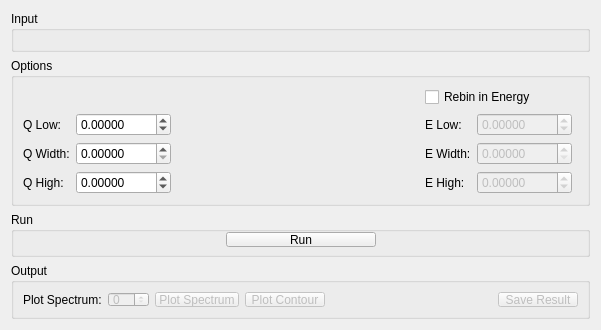
This is qt/scientific_interfaces/Indirect/IndirectSqw.ui in mantidproject/mantid as Qt 5 draws it before an edit. The edited form follows.
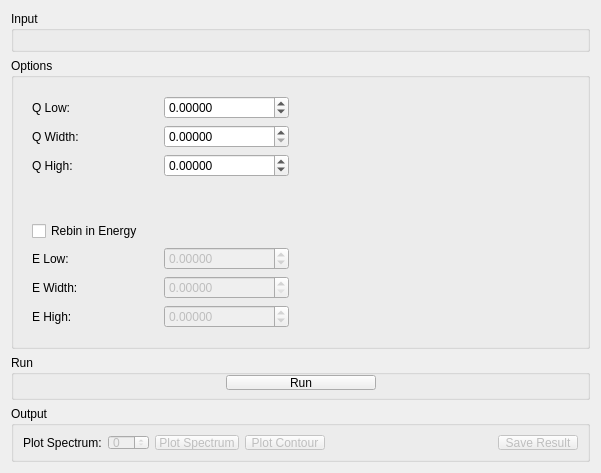
This is the edited form. Custom widgets are drawn as their Qt base class.

Commit message: Refs #24458. Rearrange Sqw tab

What changed in the file:
```diff
--- a/qt/scientific_interfaces/Indirect/IndirectSqw.ui
+++ b/qt/scientific_interfaces/Indirect/IndirectSqw.ui
@@ -7,7 +7,7 @@
     <x>0</x>
     <y>0</y>
     <width>601</width>
-    <height>303</height>
+    <height>457</height>
    </rect>
   </property>
   <property name="minimumSize">
@@ -69,11 +69,24 @@
      <property name="title">
       <string>Options</string>
      </property>
-     <layout class="QVBoxLayout" name="verticalLayout_7">
+     <layout class="QHBoxLayout" name="horizontalLayout_3">
       <item>
-       <layout class="QGridLayout" name="loOptions" columnstretch="0,0,0,0,0,0">
-        <item row="1" column="4">
-         <widget class="QDoubleSpinBox" name="spELow">
+       <layout class="QGridLayout" name="loOptions" columnstretch="0,0,0,0,0">
+        <property name="spacing">
+         <number>6</number>
+        </property>
+        <item row="5" column="0">
+         <widget class="QFrame" name="fEValues">
+          <layout class="QGridLayout" name="gridLayout_2">
+           <item row="0" column="0" rowspan="2" colspan="2">
+            <widget class="QCheckBox" name="ckRebinInEnergy">
+             <property name="text">
+              <string>Rebin in Energy</string>
+             </property>
+            </widget>
+           </item>
+           <item row="3" column="1">
+            <widget class="QDoubleSpinBox" name="spEWidth">
           <property name="enabled">
            <bool>false</bool>
           </property>
@@ -93,7 +106,7 @@
            <number>5</number>
           </property>
           <property name="minimum">
-           <double>-1000.000000000000000</double>
+              <double>0.000000000000000</double>
           </property>
           <property name="maximum">
            <double>1000.000000000000000</double>
@@ -103,7 +116,7 @@
           </property>
          </widget>
         </item>
-        <item row="2" column="3">
+           <item row="3" column="0">
          <widget class="QLabel" name="lbEWidth">
           <property name="enabled">
            <bool>true</bool>
@@ -125,21 +138,8 @@
           </property>
          </widget>
         </item>
-        <item row="2" column="0">
-         <widget class="QLabel" name="lbQWidth">
-          <property name="minimumSize">
-           <size>
-            <width>43</width>
-            <height>0</height>
-           </size>
-          </property>
-          <property name="text">
-           <string>Q Width:</string>
-          </property>
-         </widget>
-        </item>
-        <item row="3" column="4">
-         <widget class="QDoubleSpinBox" name="spEHigh">
+           <item row="2" column="1">
+            <widget class="QDoubleSpinBox" name="spELow">
           <property name="enabled">
            <bool>false</bool>
           </property>
@@ -169,7 +169,23 @@
           </property>
          </widget>
         </item>
-        <item row="3" column="3">
+           <item row="2" column="0">
+            <widget class="QLabel" name="lbELow">
+             <property name="enabled">
+              <bool>true</bool>
+             </property>
+             <property name="minimumSize">
+              <size>
+               <width>43</width>
+               <height>0</height>
+              </size>
+             </property>
+             <property name="text">
+              <string>E Low:</string>
+             </property>
+            </widget>
+           </item>
+           <item row="4" column="0">
          <widget class="QLabel" name="lbEHigh">
           <property name="enabled">
            <bool>true</bool>
@@ -185,7 +201,86 @@
           </property>
          </widget>
         </item>
+           <item row="4" column="1">
+            <widget class="QDoubleSpinBox" name="spEHigh">
+             <property name="enabled">
+              <bool>false</bool>
+             </property>
+             <property name="sizePolicy">
+              <sizepolicy hsizetype="Preferred" vsizetype="Fixed">
+               <horstretch>0</horstretch>
+               <verstretch>0</verstretch>
+              </sizepolicy>
+             </property>
+             <property name="maximumSize">
+              <size>
+               <width>200</width>
+               <height>16777215</height>
+              </size>
+             </property>
+             <property name="decimals">
+              <number>5</number>
+             </property>
+             <property name="minimum">
+              <double>-1000.000000000000000</double>
+             </property>
+             <property name="maximum">
+              <double>1000.000000000000000</double>
+             </property>
+             <property name="singleStep">
+              <double>0.100000000000000</double>
+             </property>
+            </widget>
+           </item>
+          </layout>
+         </widget>
+        </item>
+        <item row="6" column="0">
+         <spacer name="verticalSpacer">
+          <property name="orientation">
+           <enum>Qt::Vertical</enum>
+          </property>
+          <property name="sizeHint" stdset="0">
+           <size>
+            <width>20</width>
+            <height>40</height>
+           </size>
+          </property>
+         </spacer>
+        </item>
+        <item row="4" column="0">
+         <spacer name="verticalSpacer_2">
+          <property name="orientation">
+           <enum>Qt::Vertical</enum>
+          </property>
+          <property name="sizeType">
+           <enum>QSizePolicy::Fixed</enum>
+          </property>
+          <property name="sizeHint" stdset="0">
+           <size>
+            <width>20</width>
+            <height>20</height>
+           </size>
+          </property>
+         </spacer>
+        </item>
         <item row="1" column="0">
+         <widget class="QFrame" name="fQValues">
+          <layout class="QGridLayout" name="gridLayout">
+           <item row="1" column="0">
+            <widget class="QLabel" name="lbQWidth">
+             <property name="minimumSize">
+              <size>
+               <width>43</width>
+               <height>0</height>
+              </size>
+             </property>
+             <property name="text">
+              <string>Q Width:</string>
+             </property>
+            </widget>
+           </item>
+           <item row="0" column="0">
          <widget class="QLabel" name="lbQLow">
           <property name="minimumSize">
            <size>
@@ -198,7 +293,7 @@
           </property>
          </widget>
         </item>
-        <item row="3" column="0">
+           <item row="2" column="0">
          <widget class="QLabel" name="lbQHigh">
           <property name="minimumSize">
            <size>
@@ -211,83 +306,7 @@
           </property>
          </widget>
         </item>
-        <item row="2" column="4">
-         <widget class="QDoubleSpinBox" name="spEWidth">
-          <property name="enabled">
-           <bool>false</bool>
-          </property>
-          <property name="sizePolicy">
-           <sizepolicy hsizetype="Preferred" vsizetype="Fixed">
-            <horstretch>0</horstretch>
-            <verstretch>0</verstretch>
-           </sizepolicy>
-          </property>
-          <property name="maximumSize">
-           <size>
-            <width>200</width>
-            <height>16777215</height>
-           </size>
-          </property>
-          <property name="decimals">
-           <number>5</number>
-          </property>
-          <property name="minimum">
-           <double>0.000000000000000</double>
-          </property>
-          <property name="maximum">
-           <double>1000.000000000000000</double>
-          </property>
-          <property name="singleStep">
-           <double>0.010000000000000</double>
-          </property>
-         </widget>
-        </item>
-        <item row="0" column="3" colspan="3">
-         <widget class="QCheckBox" name="ckRebinInEnergy">
-          <property name="text">
-           <string>Rebin in Energy</string>
-          </property>
-         </widget>
-        </item>
-        <item row="1" column="3">
-         <widget class="QLabel" name="lbELow">
-          <property name="enabled">
-           <bool>true</bool>
-          </property>
-          <property name="minimumSize">
-           <size>
-            <width>43</width>
-            <height>0</height>
-           </size>
-          </property>
-          <property name="text">
-           <string>E Low:</string>
-          </property>
-         </widget>
-        </item>
         <item row="1" column="1">
-         <widget class="QDoubleSpinBox" name="spQLow">
-          <property name="sizePolicy">
-           <sizepolicy hsizetype="Minimum" vsizetype="Fixed">
-            <horstretch>0</horstretch>
-            <verstretch>0</verstretch>
-           </sizepolicy>
-          </property>
-          <property name="decimals">
-           <number>5</number>
-          </property>
-          <property name="minimum">
-           <double>-1000.000000000000000</double>
-          </property>
-          <property name="maximum">
-           <double>1000.000000000000000</double>
-          </property>
-          <property name="singleStep">
-           <double>0.100000000000000</double>
-          </property>
-         </widget>
-        </item>
-        <item row="2" column="1">
          <widget class="QDoubleSpinBox" name="spQWidth">
           <property name="sizePolicy">
            <sizepolicy hsizetype="Preferred" vsizetype="Fixed">
@@ -309,7 +328,7 @@
           </property>
          </widget>
         </item>
-        <item row="3" column="1">
+           <item row="2" column="1">
          <widget class="QDoubleSpinBox" name="spQHigh">
           <property name="sizePolicy">
            <sizepolicy hsizetype="Preferred" vsizetype="Fixed">
@@ -331,21 +350,72 @@
           </property>
          </widget>
         </item>
-        <item row="0" column="2">
-         <spacer name="horizontalSpacer">
+           <item row="0" column="1">
+            <widget class="QDoubleSpinBox" name="spQLow">
+             <property name="sizePolicy">
+              <sizepolicy hsizetype="Minimum" vsizetype="Fixed">
+               <horstretch>0</horstretch>
+               <verstretch>0</verstretch>
+              </sizepolicy>
+             </property>
+             <property name="decimals">
+              <number>5</number>
+             </property>
+             <property name="minimum">
+              <double>-1000.000000000000000</double>
+             </property>
+             <property name="maximum">
+              <double>1000.000000000000000</double>
+             </property>
+             <property name="singleStep">
+              <double>0.100000000000000</double>
+             </property>
+            </widget>
+           </item>
+          </layout>
+         </widget>
+        </item>
+        <item row="0" column="0">
+         <spacer name="verticalSpacer_3">
           <property name="orientation">
-           <enum>Qt::Horizontal</enum>
+           <enum>Qt::Vertical</enum>
           </property>
           <property name="sizeHint" stdset="0">
            <size>
-            <width>40</width>
-            <height>20</height>
+            <width>20</width>
+            <height>40</height>
            </size>
           </property>
          </spacer>
         </item>
        </layout>
       </item>
+      <item>
+       <widget class="MantidQt::MantidWidgets::PreviewPlot" name="ppPlotRqw" native="true">
+        <property name="sizePolicy">
+         <sizepolicy hsizetype="Preferred" vsizetype="Expanding">
+          <horstretch>0</horstretch>
+          <verstretch>1</verstretch>
+         </sizepolicy>
+        </property>
+        <property name="minimumSize">
+         <size>
+          <width>0</width>
+          <height>125</height>
+         </size>
+        </property>
+        <property name="showLegend" stdset="0">
+         <bool>true</bool>
+        </property>
+        <property name="canvasColour" stdset="0">
+         <color>
+          <red>255</red>
+          <green>255</green>
+          <blue>255</blue>
+         </color>
+        </property>
+       </widget>
+      </item>
      </layout>
     </widget>
    </item>
@@ -507,6 +577,12 @@
    <extends>QWidget</extends>
    <header>MantidQtWidgets/Common/DataSelector.h</header>
   </customwidget>
+  <customwidget>
+   <class>MantidQt::MantidWidgets::PreviewPlot</class>
+   <extends>QWidget</extends>
+   <header>MantidQtWidgets/LegacyQwt/PreviewPlot.h</header>
+   <container>1</container>
+  </customwidget>
  </customwidgets>
  <tabstops>
   <tabstop>spQLow</tabstop>
```
Left out of the diff: 9 changed lines with no effect on the pictures. Lines whose indentation alone changed are shown as unchanged.
